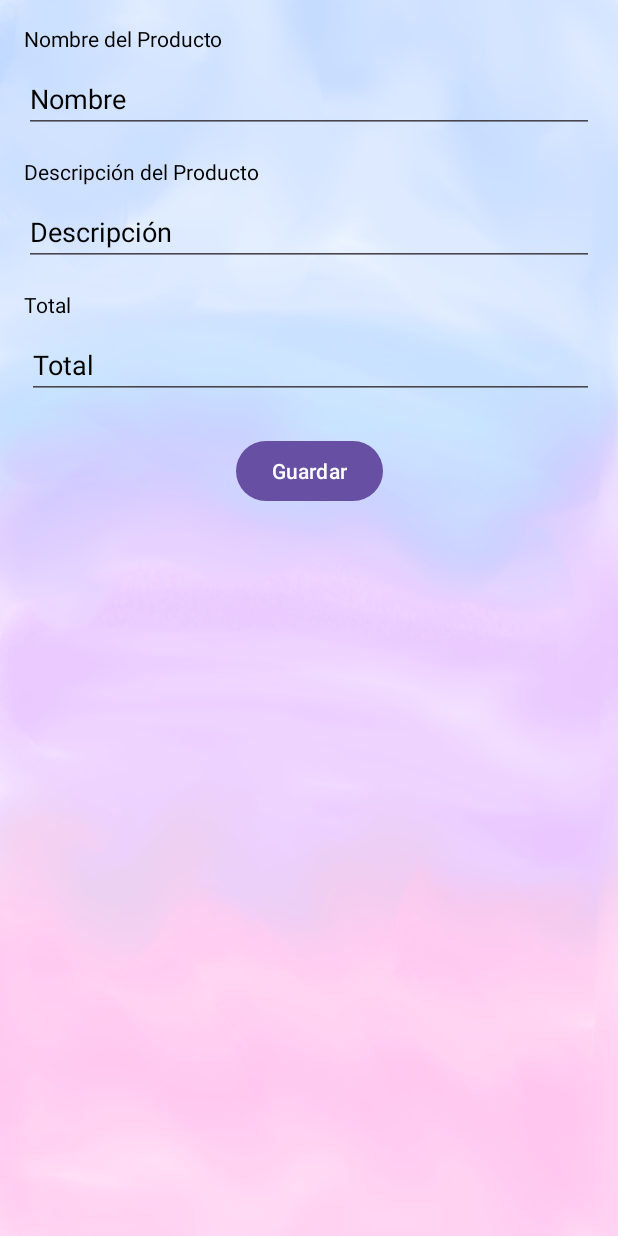
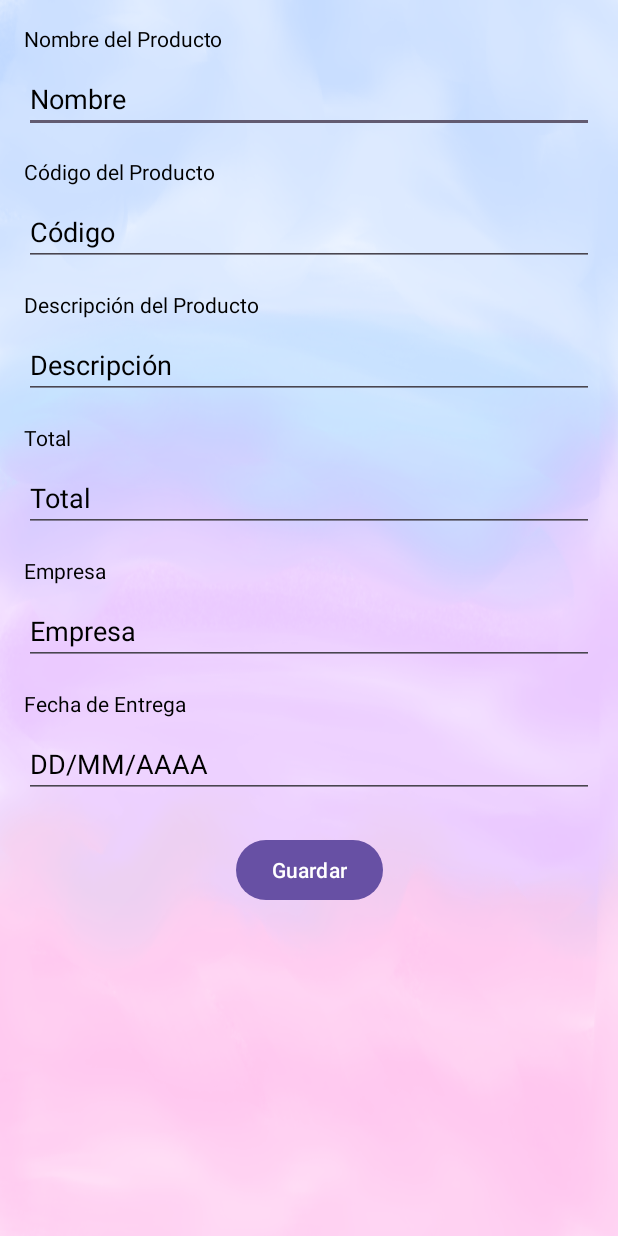
Before and after one commit to IDS-Mandujano/AppVenta, an Android app: the add_producto screen opened directly, with no data from a screen before it, after a tap on "Guardar", on a phone screen of 412 x 824 dp. Run offline under Robolectric (Android 15) with nearby library versions, the phone set to English and light mode, and no system bars.

Commit message:
agregar seguimiento

```diff
--- a/app/src/main/java/com/example/api/SheinDB.kt
+++ b/app/src/main/java/com/example/api/SheinDB.kt
@@ -5,12 +5,14 @@ import android.content.Context
 import android.database.sqlite.SQLiteDatabase
 import android.database.sqlite.SQLiteOpenHelper
 import android.util.Log
+import android.widget.TableRow
+import java.util.Date
 
 class SheinDB(context: Context) : SQLiteOpenHelper(context, DATABASE_NAME, null, DATABASE_VERSION) {
 
     companion object {
         private const val DATABASE_NAME = "productos.db"
-        private const val DATABASE_VERSION = 3
+        private const val DATABASE_VERSION = 4
 
         const val TABLE_USUARIOS = "usuarios"
         const val TABLE_PRODUCTOS = "productos"
@@ -24,6 +26,9 @@ class SheinDB(context: Context) : SQLiteOpenHelper(context, DATABASE_NAME, null,
         const val COLUMN_PRODUCTO_NOMBRE = "producto_nombre"
         const val COLUMN_PRODUCTO_DESCRIPCION = "producto_descripcion"
         const val COLUMN_PRODUCTO_TOTAL = "producto_total"
+        const val COLUMN_PRODUCTO_CODIGO = "producto_codigo"
+        const val COLUMN_PRODUCTO_EMPRESA = "producto_empresa"
+        const val COLUMN_PRODUCTO_FECHA = "producto_fecha"
     }
 
     private val CREATE_TABLE_USUARIOS = """
@@ -39,7 +44,10 @@ class SheinDB(context: Context) : SQLiteOpenHelper(context, DATABASE_NAME, null,
             $COLUMN_PRODUCTO_ID INTEGER PRIMARY KEY AUTOINCREMENT,
             $COLUMN_PRODUCTO_NOMBRE TEXT,
             $COLUMN_PRODUCTO_DESCRIPCION REAL,
-            $COLUMN_PRODUCTO_TOTAL TEXT);
+            $COLUMN_PRODUCTO_TOTAL TEXT,
+            $COLUMN_PRODUCTO_CODIGO TEXT,
+            $COLUMN_PRODUCTO_EMPRESA TEXT,
+            $COLUMN_PRODUCTO_FECHA DATE);
     """
 
     override fun onCreate(db: SQLiteDatabase?) {
@@ -53,12 +61,15 @@ class SheinDB(context: Context) : SQLiteOpenHelper(context, DATABASE_NAME, null,
         onCreate(db)
     }
 
-    fun insertarProducto(nombre: String, descripcion: String, total: String) {
+    fun insertarProducto(nombre: String, descripcion: String, total: String, codigo : String, empresa : String, fecha : String) {
         val db = writableDatabase
         val values = ContentValues().apply {
             put(COLUMN_PRODUCTO_NOMBRE, nombre)
             put(COLUMN_PRODUCTO_DESCRIPCION, descripcion)
             put(COLUMN_PRODUCTO_TOTAL, total)
+            put(COLUMN_PRODUCTO_CODIGO, codigo)
+            put(COLUMN_PRODUCTO_EMPRESA, empresa)
+            put(COLUMN_PRODUCTO_FECHA, fecha)
         }
         val result = db.insert(TABLE_PRODUCTOS, null, values)
         if (result == -1L) {
--- a/app/src/main/java/com/example/appventa/add_producto.kt
+++ b/app/src/main/java/com/example/appventa/add_producto.kt
@@ -17,6 +17,9 @@ class add_producto : AppCompatActivity() {
         val etNombre = findViewById<EditText>(R.id.etNombre)
         val etDescripcion = findViewById<EditText>(R.id.etDescripcion)
         val etTotal = findViewById<EditText>(R.id.etTotal)
+        val etCodigo = findViewById<EditText>(R.id.etCodigo)
+        val etEmpresa = findViewById<EditText>(R.id.etEmpresa)
+        val etFecha = findViewById<EditText>(R.id.etFechaEntrega)
         val btnGuardar = findViewById<Button>(R.id.btnGuardar)
 
 
@@ -26,19 +29,21 @@ class add_producto : AppCompatActivity() {
             val nombre = etNombre.text.toString()
             val descripcion = etDescripcion.toString()
             val total = etTotal.text.toString()
+            val codigo = etCodigo.text.toString()
+            val empresa = etEmpresa.text.toString()
+            val fecha = etFecha.text.toString()
 
-            if (nombre.isNotEmpty() && descripcion.isNotEmpty() && total.isNotEmpty()) {
-                // Convertir total a Double
+            if (nombre.isNotEmpty() && descripcion.isNotEmpty() && total.isNotEmpty() && codigo.isNotEmpty() && empresa.isNotEmpty() && fecha.isNotEmpty()) {
                 val totalDouble = total.toDouble()
-                registrarProducto(nombre, descripcion, totalDouble)
+                registrarProducto(nombre, descripcion, totalDouble, codigo, empresa, fecha)
             } else {
             }
         }
     }
 
-    fun registrarProducto( nombre: String, descripcion: String, total: Double) {
+    fun registrarProducto( nombre: String, descripcion: String, total: Double, codigo : String, empresa : String, fecha : String) {
         val dbHelper = SheinDB(this)
-        dbHelper.insertarProducto(nombre, descripcion, total.toString()) // Asegúrate de que la función insertarProducto acepte el 'numero'
+        dbHelper.insertarProducto(nombre, descripcion, total.toString(), codigo, empresa, fecha)
         Toast.makeText(this, "Producto registrado con éxito", Toast.LENGTH_SHORT).show()
     }
 }
--- a/app/src/main/res/layout/activity_add_producto.xml
+++ b/app/src/main/res/layout/activity_add_producto.xml
@@ -1,4 +1,5 @@
-<androidx.constraintlayout.widget.ConstraintLayout xmlns:android="http://schemas.android.com/apk/res/android"
+<androidx.constraintlayout.widget.ConstraintLayout
+    xmlns:android="http://schemas.android.com/apk/res/android"
     xmlns:app="http://schemas.android.com/apk/res-auto"
     xmlns:tools="http://schemas.android.com/tools"
     android:id="@+id/main"
@@ -6,34 +7,16 @@
     android:layout_height="match_parent"
     tools:context=".add_producto">
 
-    <!-- Pregunta 1: N (Número) -->
-
-    <EditText
-        android:id="@+id/etNumero"
-        android:layout_width="0dp"
-        android:layout_height="wrap_content"
-        android:hint="Número"
-        android:inputType="number"
-        android:textColor="@android:color/black"
-        android:textColorHint="@android:color/black"
-        app:layout_constraintBottom_toTopOf="parent"
-        app:layout_constraintLeft_toLeftOf="parent"
-        app:layout_constraintRight_toRightOf="parent"
-        android:layout_marginTop="8dp"
-        android:layout_marginLeft="16dp"
-        android:layout_marginRight="16dp" />
-
-    <!-- Pregunta 2: Nombre -->
     <TextView
         android:id="@+id/tvNombre"
         android:layout_width="wrap_content"
         android:layout_height="wrap_content"
         android:text="Nombre del Producto"
         android:textColor="@android:color/black"
-        app:layout_constraintTop_toBottomOf="@id/etNumero"
+        app:layout_constraintTop_toTopOf="parent"
         app:layout_constraintLeft_toLeftOf="parent"
         android:layout_marginTop="16dp"
-        android:layout_marginLeft="16dp"/>
+        android:layout_marginLeft="16dp" />
 
     <EditText
         android:id="@+id/etNombre"
@@ -49,17 +32,42 @@
         android:layout_marginLeft="16dp"
         android:layout_marginRight="16dp" />
 
-    <!-- Pregunta 3: Descripción -->
+    <TextView
+        android:id="@+id/tvCodigo"
+        android:layout_width="wrap_content"
+        android:layout_height="wrap_content"
+        android:text="Código del Producto"
+        android:textColor="@android:color/black"
+        app:layout_constraintTop_toBottomOf="@id/etNombre"
+        app:layout_constraintLeft_toLeftOf="parent"
+        android:layout_marginTop="16dp"
+        android:layout_marginLeft="16dp" />
+
+    <EditText
+        android:id="@+id/etCodigo"
+        android:layout_width="0dp"
+        android:layout_height="wrap_content"
+        android:hint="Código"
+        android:inputType="text"
+        android:textColor="@android:color/black"
+        android:textColorHint="@android:color/black"
+        app:layout_constraintTop_toBottomOf="@id/tvCodigo"
+        app:layout_constraintLeft_toLeftOf="parent"
+        app:layout_constraintRight_toRightOf="parent"
+        android:layout_marginTop="8dp"
+        android:layout_marginLeft="16dp"
+        android:layout_marginRight="16dp" />
+
     <TextView
         android:id="@+id/tvDescripcion"
         android:layout_width="wrap_content"
         android:layout_height="wrap_content"
         android:text="Descripción del Producto"
         android:textColor="@android:color/black"
-        app:layout_constraintTop_toBottomOf="@id/etNombre"
+        app:layout_constraintTop_toBottomOf="@id/etCodigo"
         app:layout_constraintLeft_toLeftOf="parent"
         android:layout_marginTop="16dp"
-        android:layout_marginLeft="16dp"/>
+        android:layout_marginLeft="16dp" />
 
     <EditText
         android:id="@+id/etDescripcion"
@@ -75,7 +83,6 @@
         android:layout_marginLeft="16dp"
         android:layout_marginRight="16dp" />
 
-    <!-- Pregunta 4: Total -->
     <TextView
         android:id="@+id/tvTotal"
         android:layout_width="wrap_content"
@@ -85,7 +92,7 @@
         app:layout_constraintTop_toBottomOf="@id/etDescripcion"
         app:layout_constraintLeft_toLeftOf="parent"
         android:layout_marginTop="16dp"
-        android:layout_marginLeft="16dp"/>
+        android:layout_marginLeft="16dp" />
 
     <EditText
         android:id="@+id/etTotal"
@@ -99,16 +106,67 @@
         app:layout_constraintLeft_toLeftOf="parent"
         app:layout_constraintRight_toRightOf="parent"
         android:layout_marginTop="8dp"
-        android:layout_marginLeft="18dp"
+        android:layout_marginLeft="16dp"
         android:layout_marginRight="16dp" />
 
-    <!-- Botón para guardar el producto -->
+    <TextView
+        android:id="@+id/tvEmpresa"
+        android:layout_width="wrap_content"
+        android:layout_height="wrap_content"
+        android:text="Empresa"
+        android:textColor="@android:color/black"
+        app:layout_constraintTop_toBottomOf="@id/etTotal"
+        app:layout_constraintLeft_toLeftOf="parent"
+        android:layout_marginTop="16dp"
+        android:layout_marginLeft="16dp" />
+
+    <EditText
+        android:id="@+id/etEmpresa"
+        android:layout_width="0dp"
+        android:layout_height="wrap_content"
+        android:hint="Empresa"
+        android:inputType="text"
+        android:textColor="@android:color/black"
+        android:textColorHint="@android:color/black"
+        app:layout_constraintTop_toBottomOf="@id/tvEmpresa"
+        app:layout_constraintLeft_toLeftOf="parent"
+        app:layout_constraintRight_toRightOf="parent"
+        android:layout_marginTop="8dp"
+        android:layout_marginLeft="16dp"
+        android:layout_marginRight="16dp" />
+
+    <TextView
+        android:id="@+id/tvFechaEntrega"
+        android:layout_width="wrap_content"
+        android:layout_height="wrap_content"
+        android:text="Fecha de Entrega"
+        android:textColor="@android:color/black"
+        app:layout_constraintTop_toBottomOf="@id/etEmpresa"
+        app:layout_constraintLeft_toLeftOf="parent"
+        android:layout_marginTop="16dp"
+        android:layout_marginLeft="16dp" />
+
+    <EditText
+        android:id="@+id/etFechaEntrega"
+        android:layout_width="0dp"
+        android:layout_height="wrap_content"
+        android:hint="DD/MM/AAAA"
+        android:inputType="date"
+        android:textColor="@android:color/black"
+        android:textColorHint="@android:color/black"
+        app:layout_constraintTop_toBottomOf="@id/tvFechaEntrega"
+        app:layout_constraintLeft_toLeftOf="parent"
+        app:layout_constraintRight_toRightOf="parent"
+        android:layout_marginTop="8dp"
+        android:layout_marginLeft="16dp"
+        android:layout_marginRight="16dp" />
+
     <Button
         android:id="@+id/btnGuardar"
         android:layout_width="wrap_content"
         android:layout_height="wrap_content"
         android:text="Guardar"
-        app:layout_constraintTop_toBottomOf="@id/etTotal"
+        app:layout_constraintTop_toBottomOf="@id/etFechaEntrega"
         app:layout_constraintLeft_toLeftOf="parent"
         app:layout_constraintRight_toRightOf="parent"
         android:layout_marginTop="24dp" />
```
